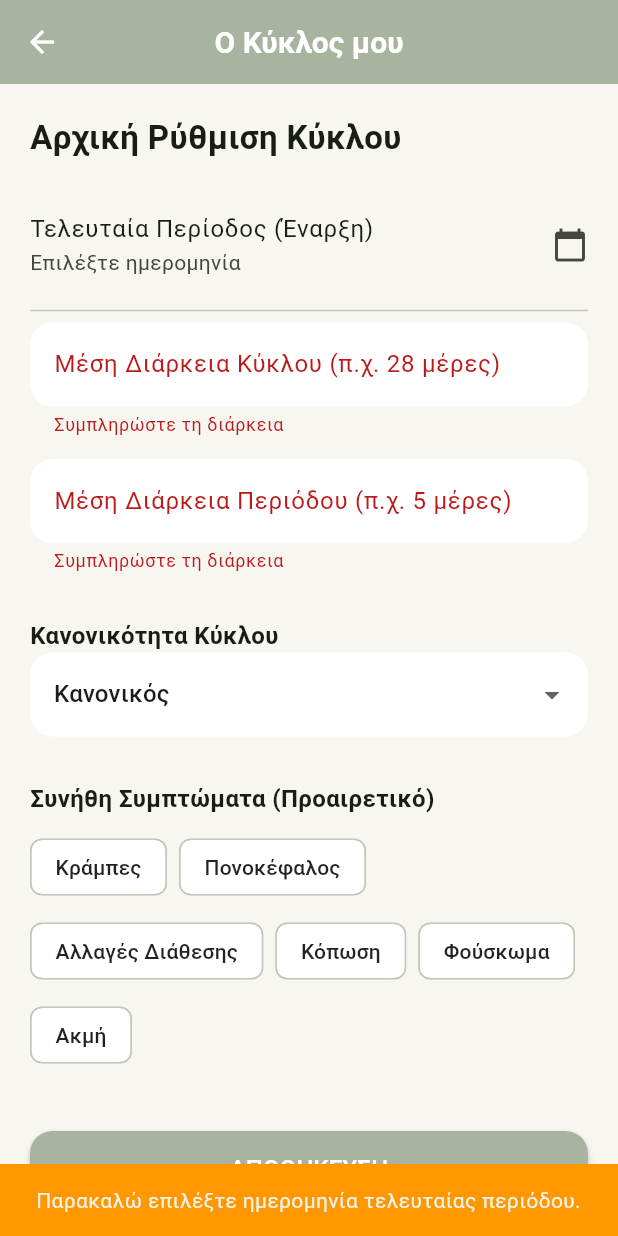
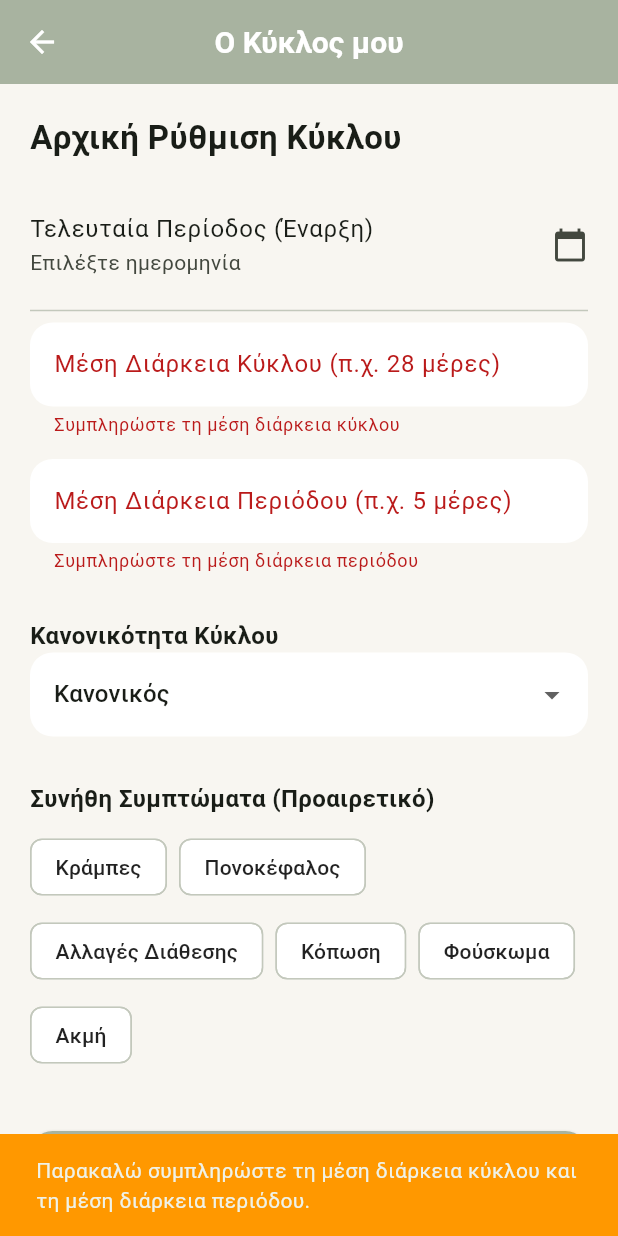
Before and after one commit to avramargeti/NutriFit, a Flutter app: the CycleScreen screen opened directly, after a tap on "ΑΠΟΘΗΚΕΥΣΗ", on a phone screen of 412 x 824 dp. Run offline on Flutter 3.47's test engine with Material 3 defaults, Android fonts, the phone set to English and light mode, and no system bars; our stand-ins replace cloud_firestore, firebase_auth, firebase_core; accounts and stored records are empty; statements that could not run were skipped.

Commit message:
Προσθήκη Επιλογής Άγνοιας Δεδομένων  και Έλεγχος Ελλιπών Δεδομένων

```diff
--- a/lib/cycle_screen.dart
+++ b/lib/cycle_screen.dart
@@ -13,21 +13,41 @@ class CycleScreen extends StatefulWidget {
 class _CycleScreenState extends State<CycleScreen> {
   final CycleService _cycleService = CycleService();
   final Color sageGreen = const Color(0xFFA8B3A0);
+  static const int _defaultCycleLength = 30;
+  static const int _defaultPeriodDuration = 6;
 
   final _formKey = GlobalKey<FormState>();
   final TextEditingController _cycleLengthController = TextEditingController();
-  final TextEditingController _periodDurationController = TextEditingController();
+  final TextEditingController _periodDurationController =
+      TextEditingController();
   DateTime? _selectedLastPeriodDate;
   bool _isLoading = false;
 
   String _selectedRegularity = 'Κανονικός';
-  List<String> _selectedSymptoms = [];
+  final List<String> _selectedSymptoms = [];
 
-  final List<String> _regularityOptions = ['Κανονικός', 'Ακανόνιστος', 'Δεν γνωρίζω'];
+  final List<String> _regularityOptions = [
+    'Κανονικός',
+    'Ακανόνιστος',
+    'Δεν γνωρίζω',
+  ];
   final List<String> _commonSymptoms = [
-    'Κράμπες', 'Πονοκέφαλος', 'Αλλαγές Διάθεσης',
-    'Κόπωση', 'Φούσκωμα', 'Ακμή'
+    'Κράμπες',
+    'Πονοκέφαλος',
+    'Αλλαγές Διάθεσης',
+    'Κόπωση',
+    'Φούσκωμα',
+    'Ακμή',
   ];
+
+  bool get _usesUnknownCycleDetails => _selectedRegularity == 'Δεν γνωρίζω';
+
+  @override
+  void dispose() {
+    _cycleLengthController.dispose();
+    _periodDurationController.dispose();
+    super.dispose();
+  }
 
   @override
   Widget build(BuildContext context) {
@@ -35,7 +55,10 @@ class _CycleScreenState extends State<CycleScreen> {
 
     return Scaffold(
       appBar: AppBar(
-        title: const Text('Ο Κύκλος μου', style: TextStyle(color: Colors.white)),
+        title: const Text(
+          'Ο Κύκλος μου',
+          style: TextStyle(color: Colors.white),
+        ),
         backgroundColor: sageGreen,
         iconTheme: const IconThemeData(color: Colors.white),
       ),
@@ -44,9 +67,13 @@ class _CycleScreenState extends State<CycleScreen> {
           : StreamBuilder<DocumentSnapshot>(
               stream: _cycleService.getUserCycleProfile(),
               builder: (context, snapshot) {
-                if (snapshot.hasError) return const Center(child: Text('Σφάλμα φόρτωσης δεδομένων'));
+                if (snapshot.hasError) {
+                  return const Center(child: Text('Σφάλμα φόρτωσης δεδομένων'));
+                }
                 if (snapshot.connectionState == ConnectionState.waiting) {
-                  return Center(child: CircularProgressIndicator(color: sageGreen));
+                  return Center(
+                    child: CircularProgressIndicator(color: sageGreen),
+                  );
                 }
 
                 final hasData = snapshot.hasData && snapshot.data!.exists;
@@ -54,7 +81,9 @@ class _CycleScreenState extends State<CycleScreen> {
                 if (!hasData) {
                   return _buildSetupForm();
                 } else {
-                  return _buildCalendarView(snapshot.data!.data() as Map<String, dynamic>);
+                  return _buildCalendarView(
+                    snapshot.data!.data() as Map<String, dynamic>,
+                  );
                 }
               },
             ),
@@ -80,8 +109,8 @@ class _CycleScreenState extends State<CycleScreen> {
               title: const Text('Τελευταία Περίοδος (Έναρξη)'),
               subtitle: Text(
                 _selectedLastPeriodDate == null
-                  ? 'Επιλέξτε ημερομηνία'
-                  : '${_selectedLastPeriodDate!.day}/${_selectedLastPeriodDate!.month}/${_selectedLastPeriodDate!.year}',
+                    ? 'Επιλέξτε ημερομηνία'
+                    : '${_selectedLastPeriodDate!.day}/${_selectedLastPeriodDate!.month}/${_selectedLastPeriodDate!.year}',
               ),
               trailing: const Icon(Icons.calendar_today),
               onTap: _pickDate,
@@ -90,29 +119,68 @@ class _CycleScreenState extends State<CycleScreen> {
 
             TextFormField(
               controller: _cycleLengthController,
+              enabled: !_usesUnknownCycleDetails,
               keyboardType: TextInputType.number,
-              decoration: const InputDecoration(labelText: 'Μέση Διάρκεια Κύκλου (π.χ. 28 μέρες)'),
-              validator: (value) => value!.isEmpty ? 'Συμπληρώστε τη διάρκεια' : null,
+              decoration: const InputDecoration(
+                labelText: 'Μέση Διάρκεια Κύκλου (π.χ. 28 μέρες)',
+              ),
+              validator: (value) {
+                if (_usesUnknownCycleDetails) return null;
+                return value == null || value.trim().isEmpty
+                    ? 'Συμπληρώστε τη μέση διάρκεια κύκλου'
+                    : null;
+              },
             ),
             const SizedBox(height: 15),
 
             TextFormField(
               controller: _periodDurationController,
+              enabled: !_usesUnknownCycleDetails,
               keyboardType: TextInputType.number,
-              decoration: const InputDecoration(labelText: 'Μέση Διάρκεια Περιόδου (π.χ. 5 μέρες)'),
-              validator: (value) => value!.isEmpty ? 'Συμπληρώστε τη διάρκεια' : null,
+              decoration: const InputDecoration(
+                labelText: 'Μέση Διάρκεια Περιόδου (π.χ. 5 μέρες)',
+              ),
+              validator: (value) {
+                if (_usesUnknownCycleDetails) return null;
+                return value == null || value.trim().isEmpty
+                    ? 'Συμπληρώστε τη μέση διάρκεια περιόδου'
+                    : null;
+              },
             ),
             const SizedBox(height: 30),
 
-            const Text('Κανονικότητα Κύκλου', style: TextStyle(fontWeight: FontWeight.bold, fontSize: 16)),
+            const Text(
+              'Κανονικότητα Κύκλου',
+              style: TextStyle(fontWeight: FontWeight.bold, fontSize: 16),
+            ),
             DropdownButtonFormField<String>(
-              value: _selectedRegularity,
-              items: _regularityOptions.map((e) => DropdownMenuItem(value: e, child: Text(e))).toList(),
-              onChanged: (val) => setState(() => _selectedRegularity = val!),
+              initialValue: _selectedRegularity,
+              items: _regularityOptions
+                  .map((e) => DropdownMenuItem(value: e, child: Text(e)))
+                  .toList(),
+              onChanged: (val) {
+                setState(() {
+                  _selectedRegularity = val!;
+                  if (_usesUnknownCycleDetails) {
+                    _cycleLengthController.text = '$_defaultCycleLength';
+                    _periodDurationController.text = '$_defaultPeriodDuration';
+                  }
+                });
+              },
             ),
+            if (_usesUnknownCycleDetails) ...[
+              const SizedBox(height: 10),
+              Text(
+                'Θα χρησιμοποιηθούν προεπιλεγμένες τιμές: κύκλος 30 ημερών και περίοδος 6 ημερών. Μπορείτε ακόμα να επιλέξετε τα συνήθη συμπτώματα.',
+                style: TextStyle(color: Colors.grey.shade700),
+              ),
+            ],
             const SizedBox(height: 30),
 
-            const Text('Συνήθη Συμπτώματα (Προαιρετικό)', style: TextStyle(fontWeight: FontWeight.bold, fontSize: 16)),
+            const Text(
+              'Συνήθη Συμπτώματα (Προαιρετικό)',
+              style: TextStyle(fontWeight: FontWeight.bold, fontSize: 16),
+            ),
             const SizedBox(height: 10),
             Wrap(
               spacing: 8,
@@ -124,7 +192,9 @@ class _CycleScreenState extends State<CycleScreen> {
                   selected: isSelected,
                   selectedColor: Colors.pink.shade100,
                   checkmarkColor: Colors.pink.shade400,
-                  labelStyle: TextStyle(color: isSelected ? Colors.pink.shade700 : Colors.black87),
+                  labelStyle: TextStyle(
+                    color: isSelected ? Colors.pink.shade700 : Colors.black87,
+                  ),
                   onSelected: (bool selected) {
                     setState(() {
                       if (selected) {
@@ -146,8 +216,11 @@ class _CycleScreenState extends State<CycleScreen> {
                 style: ElevatedButton.styleFrom(backgroundColor: sageGreen),
                 onPressed: _isLoading ? null : _submitForm,
                 child: _isLoading
-                  ? const CircularProgressIndicator(color: Colors.white)
-                  : const Text('ΑΠΟΘΗΚΕΥΣΗ', style: TextStyle(color: Colors.white, fontSize: 16)),
+                    ? const CircularProgressIndicator(color: Colors.white)
+                    : const Text(
+                        'ΑΠΟΘΗΚΕΥΣΗ',
+                        style: TextStyle(color: Colors.white, fontSize: 16),
+                      ),
               ),
             ),
             const SizedBox(height: 20),
@@ -165,12 +238,19 @@ class _CycleScreenState extends State<CycleScreen> {
         children: [
           const Icon(Icons.calendar_month, size: 80, color: Colors.grey),
           const SizedBox(height: 20),
-          const Text('Το Ημερολόγιό σας είναι έτοιμο!', style: TextStyle(fontSize: 18)),
+          const Text(
+            'Το Ημερολόγιό σας είναι έτοιμο!',
+            style: TextStyle(fontSize: 18),
+          ),
           const SizedBox(height: 10),
           Text(
             'Πρόβλεψη Επόμενης Περιόδου:\n${nextPeriod.day}/${nextPeriod.month}/${nextPeriod.year}',
             textAlign: TextAlign.center,
-            style: TextStyle(color: sageGreen, fontWeight: FontWeight.bold, fontSize: 16),
+            style: TextStyle(
+              color: sageGreen,
+              fontWeight: FontWeight.bold,
+              fontSize: 16,
+            ),
           ),
         ],
       ),
@@ -192,6 +272,24 @@ class _CycleScreenState extends State<CycleScreen> {
   bool _validateData() {
     bool isFormValid = _formKey.currentState!.validate();
     bool isDateSelected = _selectedLastPeriodDate != null;
+    final isCycleLengthMissing = _cycleLengthController.text.trim().isEmpty;
+    final isPeriodDurationMissing = _periodDurationController.text
+        .trim()
+        .isEmpty;
+
+    if (_usesUnknownCycleDetails) return isFormValid;
+
+    if (isCycleLengthMissing || isPeriodDurationMissing) {
+      ScaffoldMessenger.of(context).showSnackBar(
+        const SnackBar(
+          content: Text(
+            'Παρακαλώ συμπληρώστε τη μέση διάρκεια κύκλου και τη μέση διάρκεια περιόδου.',
+          ),
+          backgroundColor: Colors.orange,
+        ),
+      );
+      return false;
+    }
 
     if (!isFormValid || !isDateSelected) {
       String errorMsg = 'Παρακαλώ συμπληρώστε σωστά όλα τα πεδία.';
@@ -210,25 +308,107 @@ class _CycleScreenState extends State<CycleScreen> {
   Future<void> _submitForm() async {
     if (!_validateData()) return;
 
+    if (_usesUnknownCycleDetails) {
+      await _saveDefaultCycleSettings();
+      return;
+    }
+
     setState(() => _isLoading = true);
     try {
       await _cycleService.saveInitialSettings(
         lastPeriodStart: _selectedLastPeriodDate!,
-        cycleLength: int.parse(_cycleLengthController.text),
-        periodDuration: int.parse(_periodDurationController.text),
-        regularity: _selectedRegularity,    // Στέλνουμε το νέο πεδίο
+        cycleLength: int.parse(_cycleLengthController.text.trim()),
+        periodDuration: int.parse(_periodDurationController.text.trim()),
+        regularity: _selectedRegularity, // Στέλνουμε το νέο πεδίο
         typicalSymptoms: _selectedSymptoms, // Στέλνουμε το νέο πεδίο
       );
 
       if (mounted) {
         ScaffoldMessenger.of(context).showSnackBar(
-          const SnackBar(content: Text('Η ρύθμιση του κύκλου ολοκληρώθηκε επιτυχώς!'), backgroundColor: Colors.green),
+          const SnackBar(
+            content: Text('Η ρύθμιση του κύκλου ολοκληρώθηκε επιτυχώς!'),
+            backgroundColor: Colors.green,
+          ),
         );
       }
     } catch (e) {
-      if (mounted) ScaffoldMessenger.of(context).showSnackBar(SnackBar(content: Text('Σφάλμα: $e'), backgroundColor: Colors.red));
+      if (mounted) {
+        ScaffoldMessenger.of(context).showSnackBar(
+          SnackBar(content: Text('Σφάλμα: $e'), backgroundColor: Colors.red),
+        );
+      }
     } finally {
       if (mounted) setState(() => _isLoading = false);
     }
   }
+
+  Future<void> _saveDefaultCycleSettings() async {
+    final shouldContinue = await showDialog<bool>(
+      context: context,
+      builder: (context) => AlertDialog(
+        title: const Text('Χρήση προεπιλεγμένων τιμών;'),
+        content: const Text(
+          'Θα χρησιμοποιηθούν προεπιλεγμένες τιμές: περίοδος 6 ημερών και κύκλος 30 ημερών. '
+          'Οι προβλέψεις θα εξατομικευτούν σύμφωνα με τις μελλοντικές σας καταγραφές.',
+        ),
+        actions: [
+          TextButton(
+            onPressed: () => Navigator.of(context).pop(false),
+            child: const Text('ΑΚΥΡΩΣΗ'),
+          ),
+          ElevatedButton(
+            style: ElevatedButton.styleFrom(backgroundColor: sageGreen),
+            onPressed: () => Navigator.of(context).pop(true),
+            child: const Text(
+              'ΣΥΝΕΧΕΙΑ',
+              style: TextStyle(color: Colors.white),
+            ),
+          ),
+        ],
+      ),
+    );
+
+    if (!mounted || shouldContinue != true) return;
+
+    setState(() => _isLoading = true);
+    try {
+      await _cycleService.saveInitialSettings(
+        lastPeriodStart: _selectedLastPeriodDate ?? DateTime.now(),
+        cycleLength: _defaultCycleLength,
+        periodDuration: _defaultPeriodDuration,
+        regularity: 'Δεν γνωρίζω',
+        typicalSymptoms: _selectedSymptoms,
+      );
+      await _markProfileAsUsingDefaultSettings();
+
+      if (mounted) {
+        ScaffoldMessenger.of(context).showSnackBar(
+          const SnackBar(
+            content: Text('Αποθηκεύτηκαν προεπιλεγμένες τιμές κύκλου.'),
+            backgroundColor: Colors.green,
+          ),
+        );
+      }
+    } catch (e) {
+      if (mounted) {
+        ScaffoldMessenger.of(context).showSnackBar(
+          SnackBar(content: Text('Σφάλμα: $e'), backgroundColor: Colors.red),
+        );
+      }
+    } finally {
+      if (mounted) setState(() => _isLoading = false);
+    }
+  }
+
+  Future<void> _markProfileAsUsingDefaultSettings() async {
+    final user = FirebaseAuth.instance.currentUser;
+    if (user == null) return;
+
+    await FirebaseFirestore.instance
+        .collection('users')
+        .doc(user.uid)
+        .collection('cycleProfile')
+        .doc('settings')
+        .update({'usesDefaultSettings': true});
+  }
 }
```
Also changed, not shown: lib/cycle_service.dart (+18 -4 lines).
